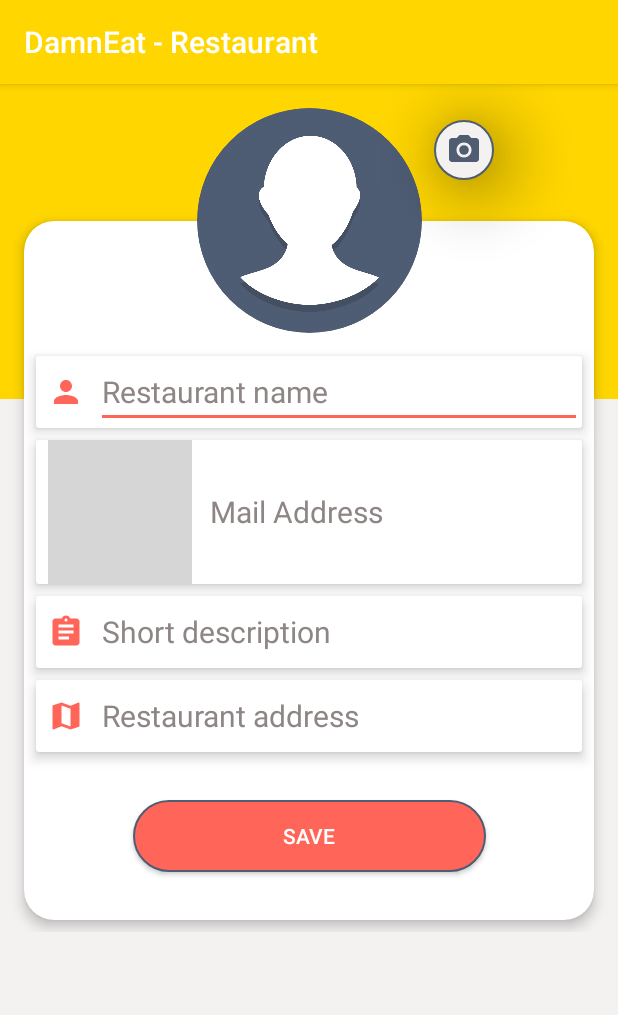
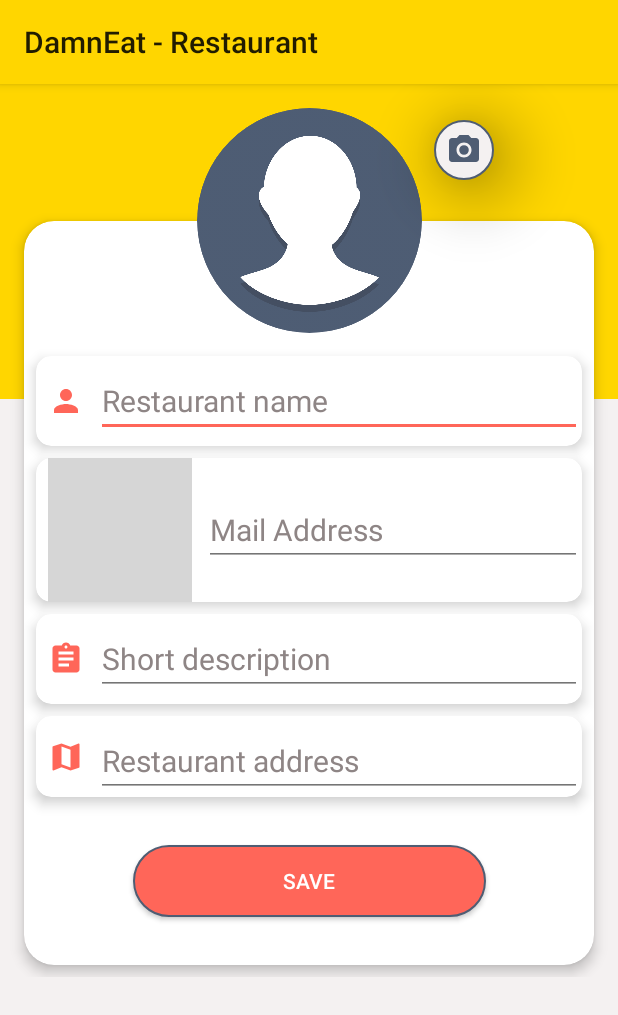
Before and after one commit to lore-lml/DamnEat, an Android app: the EditProfile screen opened directly, with no data from a screen before it, on a phone screen of 412 x 824 dp. Shown: the top 1015 px of the screen. Run offline under Robolectric (Android 15) with nearby library versions, the light colour scheme and no system bars; our stand-ins replace CircleImageView; grey boxes are pictures that could not be loaded.

Commit message:
Cambiate azioni OnBackPressed in edit profile, bordi tondi delle card e bugfix

```diff
--- a/commonresources/src/main/java/com/damn/polito/commonresources/EditProfile.java
+++ b/commonresources/src/main/java/com/damn/polito/commonresources/EditProfile.java
@@ -10,4 +10,5 @@ public class EditProfile extends AppCompatActivity {
         super.onCreate(savedInstanceState);
         setContentView(R.layout.activity_edit_profile);
     }
+
 }
--- a/commonresources/src/main/res/layout-land/activity_edit_profile.xml
+++ b/commonresources/src/main/res/layout-land/activity_edit_profile.xml
@@ -84,6 +84,7 @@
                         android:layout_marginBottom="8dp"
                         android:elevation="5dp"
                         app:cardElevation="5dp"
+                        app:cardCornerRadius="10dp"
                         app:layout_constraintBottom_toTopOf="@+id/cardView7"
                         app:layout_constraintEnd_toEndOf="parent"
                         app:layout_constraintStart_toStartOf="parent"
@@ -132,6 +133,7 @@
                         android:background="@color/colorBackground"
                         android:elevation="5dp"
                         app:cardElevation="5dp"
+                        app:cardCornerRadius="10dp"
                         app:layout_constraintBottom_toTopOf="@+id/cardView8"
                         app:layout_constraintEnd_toEndOf="parent"
                         app:layout_constraintStart_toStartOf="parent"
@@ -180,6 +182,7 @@
                         android:background="@color/colorBackground"
                         android:elevation="5dp"
                         app:cardElevation="5dp"
+                        app:cardCornerRadius="10dp"
                         app:layout_constraintBottom_toTopOf="@+id/card_edit_address"
                         app:layout_constraintEnd_toEndOf="parent"
                         app:layout_constraintStart_toStartOf="parent"
@@ -228,6 +231,7 @@
                         android:background="@color/colorBackground"
                         android:elevation="5dp"
                         app:cardElevation="5dp"
+                        app:cardCornerRadius="10dp"
                         app:layout_constraintBottom_toTopOf="@+id/edit_save"
                         app:layout_constraintEnd_toEndOf="parent"
                         app:layout_constraintStart_toStartOf="parent"
--- a/commonresources/src/main/res/layout-land/activity_profile.xml
+++ b/commonresources/src/main/res/layout-land/activity_profile.xml
@@ -74,6 +74,7 @@
                         android:background="@color/colorBackground"
                         android:elevation="5dp"
                         app:cardElevation="5dp"
+                        app:cardCornerRadius="10dp"
                         app:layout_constraintBottom_toTopOf="@+id/cardView2"
                         app:layout_constraintEnd_toEndOf="parent"
                         app:layout_constraintStart_toStartOf="parent"
@@ -139,6 +140,7 @@
                         android:background="@color/colorBackground"
                         android:elevation="5dp"
                         app:cardElevation="5dp"
+                        app:cardCornerRadius="10dp"
                         app:layout_constraintBottom_toTopOf="@+id/cardView3"
                         app:layout_constraintEnd_toEndOf="parent"
                         app:layout_constraintStart_toStartOf="parent"
@@ -202,6 +204,7 @@
                         android:background="@color/colorBackground"
                         android:elevation="5dp"
                         app:cardElevation="5dp"
+                        app:cardCornerRadius="10dp"
                         app:layout_constraintBottom_toTopOf="@+id/card_address"
                         app:layout_constraintEnd_toEndOf="parent"
                         app:layout_constraintStart_toStartOf="parent"
@@ -263,6 +266,7 @@
                         android:background="@color/colorBackground"
                         android:elevation="5dp"
                         app:cardElevation="5dp"
+                        app:cardCornerRadius="10dp"
                         app:layout_constraintBottom_toBottomOf="parent"
                         app:layout_constraintEnd_toEndOf="parent"
                         app:layout_constraintStart_toStartOf="parent"
--- a/commonresources/src/main/res/layout/activity_edit_profile.xml
+++ b/commonresources/src/main/res/layout/activity_edit_profile.xml
@@ -78,6 +78,7 @@
                         android:layout_marginEnd="8dp"
                         android:elevation="5dp"
                         app:cardElevation="5dp"
+                        app:cardCornerRadius="10dp"
                         app:layout_constraintEnd_toEndOf="parent"
                         app:layout_constraintStart_toStartOf="parent"
                         app:layout_constraintTop_toTopOf="parent">
@@ -106,6 +107,8 @@
                                 android:textAppearance="@style/EditText"
                                 android:textColor="@color/colorEditText"
                                 android:textColorHint="@color/colorEditTextHint"
+                                android:layout_marginTop="6dp"
+                                android:layout_marginBottom="6dp"
                                 app:layout_constraintBottom_toBottomOf="parent"
                                 app:layout_constraintEnd_toEndOf="parent"
                                 app:layout_constraintStart_toEndOf="@+id/icon_name"
@@ -122,6 +125,7 @@
                         android:layout_marginEnd="8dp"
                         android:elevation="5dp"
                         app:cardElevation="5dp"
+                        app:cardCornerRadius="10dp"
                         app:layout_constraintEnd_toEndOf="parent"
                         app:layout_constraintStart_toStartOf="parent"
                         app:layout_constraintTop_toBottomOf="@+id/cardView6">
@@ -150,6 +154,8 @@
                                 android:textAppearance="@style/EditText"
                                 android:textColor="@color/colorEditText"
                                 android:textColorHint="@color/colorEditTextHint"
+                                android:layout_marginTop="6dp"
+                                android:layout_marginBottom="6dp"
                                 app:layout_constraintBottom_toBottomOf="parent"
                                 app:layout_constraintEnd_toEndOf="parent"
                                 app:layout_constraintStart_toEndOf="@+id/icon_email"
@@ -166,6 +172,7 @@
                         android:layout_marginEnd="8dp"
                         android:elevation="5dp"
                         app:cardElevation="5dp"
+                        app:cardCornerRadius="10dp"
                         app:layout_constraintEnd_toEndOf="parent"
                         app:layout_constraintStart_toStartOf="parent"
                         app:layout_constraintTop_toBottomOf="@+id/cardView7">
@@ -194,6 +201,8 @@
                                 android:textAppearance="@style/EditText"
                                 android:textColor="@color/colorEditText"
                                 android:textColorHint="@color/colorEditTextHint"
+                                android:layout_marginTop="6dp"
+                                android:layout_marginBottom="6dp"
                                 app:layout_constraintBottom_toBottomOf="parent"
                                 app:layout_constraintEnd_toEndOf="parent"
                                 app:layout_constraintStart_toEndOf="@+id/icon_desc"
@@ -210,6 +219,7 @@
                         android:layout_marginEnd="8dp"
                         android:elevation="5dp"
                         app:cardElevation="5dp"
+                        app:cardCornerRadius="10dp"
                         app:layout_constraintBottom_toTopOf="@+id/edit_save"
                         app:layout_constraintEnd_toEndOf="parent"
                         app:layout_constraintStart_toStartOf="parent"
@@ -239,6 +249,8 @@
                                 android:textAppearance="@style/EditText"
                                 android:textColor="@color/colorEditText"
                                 android:textColorHint="@color/colorEditTextHint"
+                                android:layout_marginTop="6dp"
+                                android:layout_marginBottom="6dp"
                                 app:layout_constraintEnd_toEndOf="parent"
                                 app:layout_constraintStart_toEndOf="@+id/imageView6"
                                 app:layout_constraintTop_toTopOf="parent" />
--- a/commonresources/src/main/res/layout/activity_profile.xml
+++ b/commonresources/src/main/res/layout/activity_profile.xml
@@ -71,6 +71,7 @@
                         android:background="@color/colorBackground"
                         android:elevation="5dp"
                         app:cardElevation="5dp"
+                        app:cardCornerRadius="10dp"
                         app:layout_constraintBottom_toTopOf="@+id/cardView2"
                         app:layout_constraintEnd_toEndOf="parent"
                         app:layout_constraintStart_toStartOf="parent"
@@ -136,6 +137,7 @@
                         android:layout_marginBottom="8dp"
                         android:background="@color/colorBackground"
                         android:elevation="5dp"
+                        app:cardCornerRadius="10dp"
                         app:cardElevation="5dp"
                         app:layout_constraintBottom_toTopOf="@+id/cardView3"
                         app:layout_constraintEnd_toEndOf="parent"
@@ -199,6 +201,7 @@
                         android:layout_marginBottom="8dp"
                         android:background="@color/colorBackground"
                         android:elevation="5dp"
+                        app:cardCornerRadius="10dp"
                         app:cardElevation="5dp"
                         app:layout_constraintBottom_toTopOf="@+id/card_address"
                         app:layout_constraintEnd_toEndOf="parent"
@@ -262,6 +265,7 @@
                         android:background="@color/colorBackground"
                         android:elevation="5dp"
                         app:cardElevation="5dp"
+                        app:cardCornerRadius="10dp"
                         app:layout_constraintBottom_toBottomOf="parent"
                         app:layout_constraintEnd_toEndOf="parent"
                         app:layout_constraintStart_toStartOf="parent"
--- a/damneatrestaurant/src/main/res/values/styles.xml
+++ b/damneatrestaurant/src/main/res/values/styles.xml
@@ -1,12 +1,2 @@
 <resources>
-    <!-- Base application theme. -->
-    <style name="AppTheme" parent="Theme.AppCompat.Light.DarkActionBar">
-        <!-- Customize your theme here. -->
-        <item name="colorPrimary">@color/colorPrimary</item>
-        <item name="colorPrimaryDark">@color/colorPrimary</item>
-        <item name="colorAccent">@color/colorAccent</item>
-        <item name="colorControlNormal">#fff</item>
-        <item name="colorControlActivated">@color/colorAccent</item>
-        <item name="colorControlHighlight">@color/colorAccent</item>
-    </style>
 </resources>
```
Also changed, not shown: app/src/main/java/com/damn/polito/damneat/EditProfile.java (+46 -7 lines), commonresources/src/main/java/com/damn/polito/commonresources/Utility.java (+22 -7 lines), commonresources/src/main/res/values/strings.xml (+5 -3 lines), damneatdeliver/src/main/res/values/styles.xml (+0 -12 lines), 1 other file.
